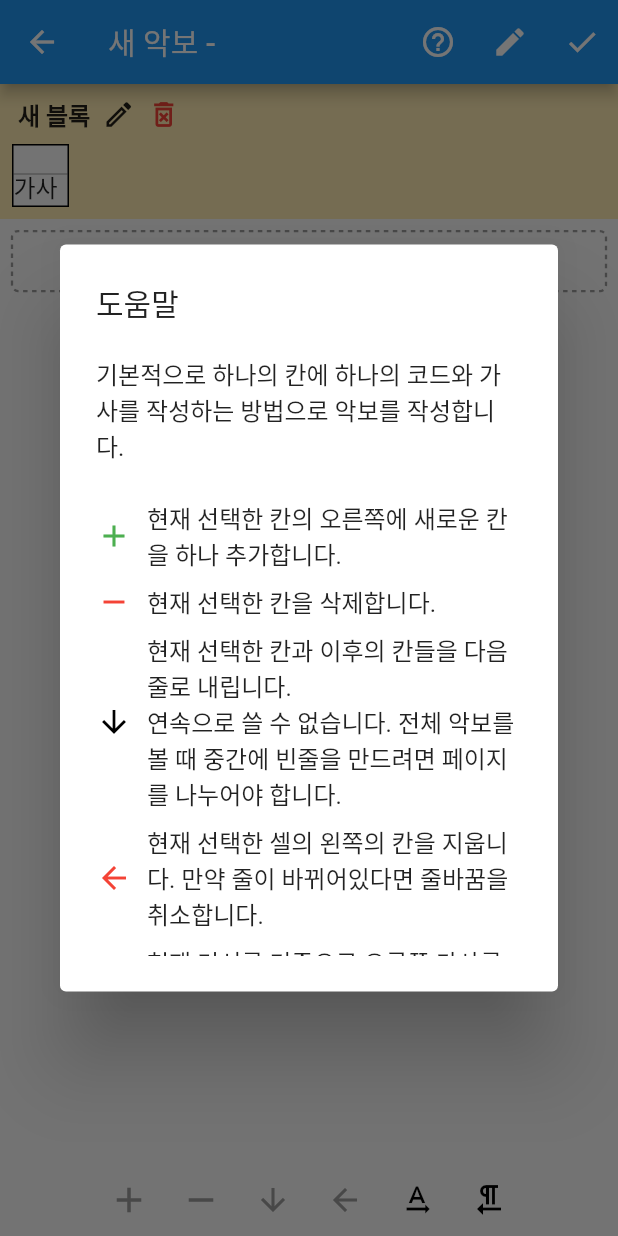
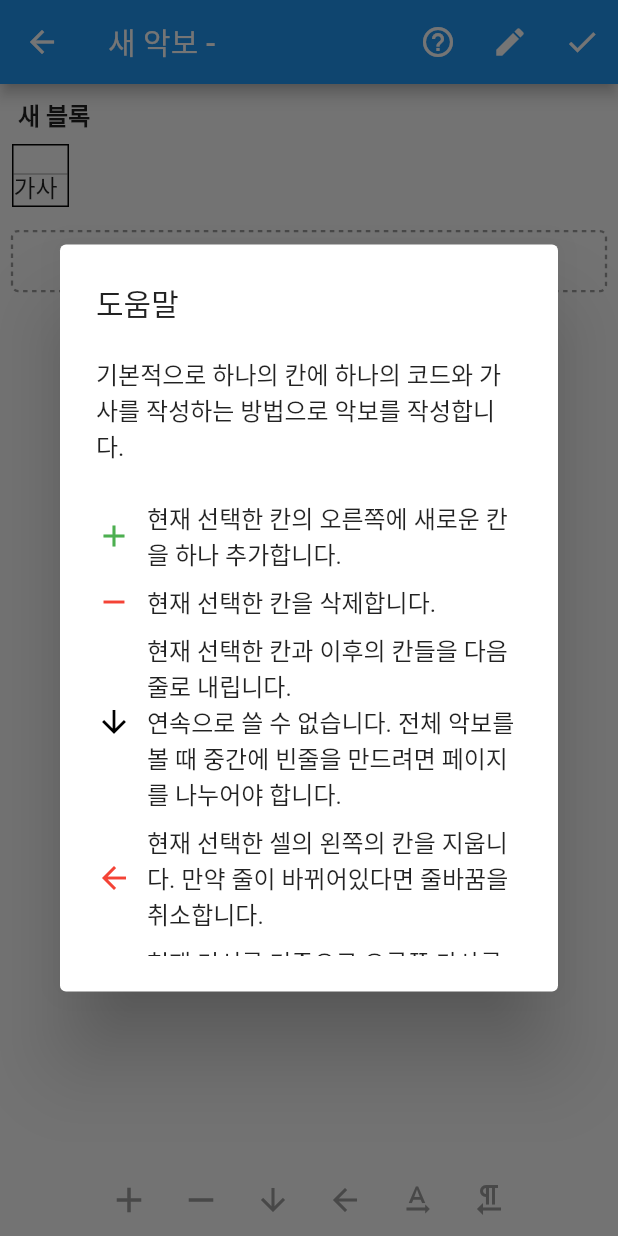
Before and after one commit to kckc0608/Chord-Everdu, a Flutter app: the SheetEditor screen opened directly with empty values, after a tap on the "help outline" icon, on a phone screen of 412 x 824 dp. Run offline on Flutter 3.47's test engine with Material 2 defaults, Android fonts, the phone set to English and light mode, and no system bars; drawn by our look-alikes of dotted_border; our stand-ins replace cloud_firestore, firebase_auth, firebase_core, google_sign_in; accounts and stored records are empty.

Commit message:
UI수정, 코드 리펙토링, 검색기능추가

```diff
--- a/lib/custom_class/chord.dart
+++ b/lib/custom_class/chord.dart
@@ -53,8 +53,8 @@ class Chord {
           chord += global.keyList[rootKey][0];
         else if (rootSharp == -1)
           chord += global.keyList[rootKey][1];
-        else
-          chord += global.keyList[rootKey][global.keyWithSharpOrFlat[songKey]]; // TODO : 각 key 별로 #/b 선택방법 (임시방편)
+        else /// 현재 키에 따라서 #, b을 적절하게 고르도록 했는데, b,# 이 둘다 가능할 경우 #을 표시하도록 하고 있음.
+          chord += global.keyList[rootKey][global.keyWithSharpOrFlat[songKey]];
       } else {
         chord += global.keyList[rootKey];
       }
@@ -85,8 +85,8 @@ class Chord {
           chord += global.keyList[baseKey][0];
         else if (baseSharp == -1)
           chord += global.keyList[baseKey][1];
-        else
-          chord += global.keyList[baseKey][global.keyWithSharpOrFlat[songKey]]; // TODO : #/b선택
+        else /// 현재 키에 따라서 #, b을 적절하게 고르도록 했는데, b,# 이 둘다 가능할 경우 #을 표시하도록 하고 있음.
+          chord += global.keyList[baseKey][global.keyWithSharpOrFlat[songKey]];
       } else {
         chord += global.keyList[baseKey];
       }
--- a/lib/custom_class/sheet.dart
+++ b/lib/custom_class/sheet.dart
@@ -4,7 +4,7 @@ import 'package:chord_everdu/custom_widget/chord_cell.dart';
 import 'package:chord_everdu/custom_widget/chord_block.dart';
 class Sheet with ChangeNotifier {
   int songKey = 0;
-  int nowBlock = 0;
+  int nowBlock = -1;
   int selectedCellIndex = -1;
 
   List<String> blockNameList = [];
@@ -31,13 +31,22 @@ class Sheet with ChangeNotifier {
     if (index >= chords[nowBlock].length || index < 0)
       throw Exception("[sheet.dart][removeCell] 인덱스 범위를 벗어났습니다. index : " + index.toString());
 
-    cellsOfBlock[nowBlock].removeAt(selectedCellIndex);
-    chords[nowBlock].removeAt(selectedCellIndex);
-    lyrics[nowBlock].removeAt(selectedCellIndex);
+    if (index == 0 || cellsOfBlock[nowBlock][index -1] is Container) {
+      if (index < cellsOfBlock[nowBlock].length-1 && cellsOfBlock[nowBlock][index+1] is Container) {
+        cellsOfBlock[nowBlock].removeAt(index+1);
+        chords[nowBlock].removeAt(index+1);
+        lyrics[nowBlock].removeAt(index+1);
+      }
+    }
+
+    cellsOfBlock[nowBlock].removeAt(index);
+    chords[nowBlock].removeAt(index);
+    lyrics[nowBlock].removeAt(index);
     notifyListeners();
   }
 
   void newLine() {
+    /// 이 조건에서는 아예 버튼이 활성화가 안되기 때문에 실행될 일이 없기는 하다.
     if (selectedCellIndex == 0) return;
     if (chords[nowBlock][selectedCellIndex - 1] == null) return;
 
@@ -128,11 +137,13 @@ class Sheet with ChangeNotifier {
     chords = [];
     lyrics = [];
     cellsOfBlock = [];
-    nowBlock = 0;
+    nowBlock = -1;
     selectedCellIndex = -1;
   }
 
   bool isLastSelection() => (selectedCellIndex == lyrics[nowBlock].length-1);
+  bool isAvailableNewLineButton() => (selectedCellIndex > 0 && chords[nowBlock][selectedCellIndex-1] != null);
+  bool isAvailableDeleteCellButton() => (selectedCellIndex > -1 && cellsOfBlock[nowBlock].length > 1);
 
   void setLyric(int index, String newLyric) {
     if (index == -1) throw Exception("selected index == -1");
--- a/lib/custom_widget/chord_block.dart
+++ b/lib/custom_widget/chord_block.dart
@@ -1,7 +1,9 @@
 import 'package:chord_everdu/custom_class/sheet.dart';
 import 'package:chord_everdu/page/sheet_editor.dart';
+import 'package:chord_everdu/environment/global.dart' as global;
 import 'package:flutter/material.dart';
 import 'package:provider/provider.dart';
+
 class ChordBlock extends StatefulWidget {
   final bool readOnly;
   const ChordBlock({
@@ -26,13 +28,9 @@ class _ChordBlockState extends State<ChordBlock> {
     /// 블럭 삭제할 때 인덱스 문제가 발생하는 것을 해결하기 위한 코드
     if (blockIndex == -1) return SizedBox.shrink();
 
-    return GestureDetector(
-      onTap: () {
-        print("Block tapped");
-      },
-      child: Container(
+    return Container(
       padding: EdgeInsets.all(8.0),
-        color: (!widget.readOnly && isSelected) ? Colors.amber.shade100 : Color(0xfffafafa),
+      color: (!widget.readOnly && isSelected) ? Colors.amber.shade100 : global.backgroundColor,
       child: Column(
         crossAxisAlignment: CrossAxisAlignment.stretch,
         children: [
@@ -41,7 +39,8 @@ class _ChordBlockState extends State<ChordBlock> {
             child: Row(
               children: [
                 Text(
-                    context.select((Sheet s) => s.blockNameList[blockIndex]),
+                  widget.readOnly ? "[" + context.read<Sheet>().blockNameList[blockIndex] + "]"
+                  : context.select((Sheet s) => s.blockNameList[blockIndex]),
                   style: TextStyle(fontSize: 16, fontWeight: FontWeight.bold),
                 ),
                 SizedBox(width: 8.0),
@@ -66,7 +65,7 @@ class _ChordBlockState extends State<ChordBlock> {
                       });
                     });
                   },
-                    child: Icon(Icons.edit_outlined, size: 22),
+                  child: Icon(Icons.edit_outlined, size: 20),
                 ) : SizedBox.shrink(),
                 SizedBox(width: 8.0),
                 (isSelected && !widget.readOnly) ?
@@ -89,19 +88,19 @@ class _ChordBlockState extends State<ChordBlock> {
                       );
                     });
                   },
-                    child: Icon(Icons.delete_forever_outlined, size: 22, color: Colors.red),
+                  child: Icon(Icons.delete_forever_outlined, size: 20, color: Colors.red),
                 ) : SizedBox.shrink(),
               ],
             ),
           ),
           Wrap(
-              // TODO: 왜 인지 갱신이 안되는 문제가 있음
+            // TODO: block 자체에 대해 select를 하면 갱신이 안되는 문제가 있음
+            //       블록 갱신에 대한 조건을 달아주어야 할 것 같음.
             //children: context.select((Sheet s) => s.cellsOfBlock[blockIndex]),
             children: context.watch<Sheet>().cellsOfBlock[blockIndex],
           ),
         ],
       ),
-      ),
     );
   }
 }
--- a/lib/custom_widget/chord_cell.dart
+++ b/lib/custom_widget/chord_cell.dart
@@ -2,6 +2,7 @@ import 'dart:async';
 
 import 'package:chord_everdu/page/sheet_editor.dart';
 import 'package:chord_everdu/custom_class/sheet.dart';
+import 'package:chord_everdu/environment/global.dart' as global;
 import '../custom_class/chord.dart';
 import 'package:flutter/material.dart';
 import 'package:flutter/rendering.dart';
@@ -34,31 +35,19 @@ class _ChordCellState extends State<ChordCell>
     int blockIndex = context.select((Sheet s) => s.getBlockIndexOfCell(widget));
     int cellIndex = context.select((Sheet s) => s.getIndexOfCell(widget, pageIndex: blockIndex));
     print("build called cell of " + cellIndex.toString() + " from block " + blockIndex.toString());
-    print(context.read<Sheet>().selectedCellIndex);
 
-    // 현재 줄 넘김시 사이에 컨테이너를 끼어도
-
-    if (cellIndex > -1) { /// 새로 페이지를 추가하면, 페이지를 추가할 때 생성해서 넣는 코드셀은 아직 sheet 없어서 cellIndex = -1 이 나옴.
-
+    /// 새로 페이지를 추가하면, 페이지를 추가할 때 생성해서 넣는 코드셀은
+    /// 아직 sheet 가 없어서 cellIndex = -1 이 나옴.
+    if (cellIndex > -1) {
       /// selector는 객체의 변경을 기준으로 빌드를 호출한다.
       /// chord에 selector를 달면, chord의 속성이 변해도 빌드되지 않는다. chord라는 객체는 바뀌지 않았기 때문.
       /// chord의 속성값 자체에 selector를 달아야 빌드가 된다. int든 string 이든 속성값 '객체'가 변화했으므로.
       /// 해결책은 2가지가 있는데, 첫번째는 속성값이 변할 때마다 코드 객체를 갈아 치우는 것
       /// 두번째는 ""속성값마다 셀렉터를 달아주는 것""이다.
-
-      context.select((Sheet s) => s.chords[blockIndex][cellIndex]!.root);
-      context.select((Sheet s) => s.chords[blockIndex][cellIndex]!.rootSharp);
-      context.select((Sheet s) => s.chords[blockIndex][cellIndex]!.rootTension);
-      context.select((Sheet s) => s.chords[blockIndex][cellIndex]!.minor);
-      context.select((Sheet s) => s.chords[blockIndex][cellIndex]!.minorTension);
-      context.select((Sheet s) => s.chords[blockIndex][cellIndex]!.major);
-      context.select((Sheet s) => s.chords[blockIndex][cellIndex]!.majorTension);
-      context.select((Sheet s) => s.chords[blockIndex][cellIndex]!.tensionSharp);
-      context.select((Sheet s) => s.chords[blockIndex][cellIndex]!.tension);
-      context.select((Sheet s) => s.chords[blockIndex][cellIndex]!.asda);
-      context.select((Sheet s) => s.chords[blockIndex][cellIndex]!.asdaTension);
-      context.select((Sheet s) => s.chords[blockIndex][cellIndex]!.base);
-      context.select((Sheet s) => s.chords[blockIndex][cellIndex]!.baseSharp);
+      /// 그런데 모든 속성값을 일일히 체크하기는 귀찮으니, 그냥 toStringChord 변환값을 확인한다.
+      if (!widget.readOnly) {
+        context.select((Sheet s) => s.chords[blockIndex][cellIndex]!.toStringChord());
+      }
 
       chord = context.select((Sheet s) => s.chords[blockIndex][cellIndex]!);
       songKey = context.select((Sheet s) => s.songKey);
@@ -71,8 +60,9 @@ class _ChordCellState extends State<ChordCell>
     }
 
     return Container(
+      padding: widget.readOnly ? EdgeInsets.symmetric(vertical: 4.0) : EdgeInsets.zero,
       decoration: BoxDecoration(
-        color: isSelected ? Colors.amberAccent : Color(0xfffafafa),
+        color: isSelected ? Colors.amberAccent : global.backgroundColor,
         border: (!widget.readOnly) ? Border.all() : null,
       ),
       child: Focus(
@@ -85,7 +75,8 @@ class _ChordCellState extends State<ChordCell>
               context.read<Sheet>().setStateOfSheet();
               print("now focus index : " + context.read<Sheet>().selectedCellIndex.toString());
             }
-            else { // 포커스가 꺼졌을 때, 현재 가사를 저장
+            else {
+              /// 포커스가 꺼졌을 때, 현재 가사를 저장
               context.read<Sheet>().lyrics[blockIndex][cellIndex] = lyricController.text;
             }
           });
@@ -101,8 +92,8 @@ class _ChordCellState extends State<ChordCell>
               child: IntrinsicWidth(
                 child: TextField(
                   onTap: (!widget.readOnly) ? () {
-                    /// 가사를 입력하던 중, 코드를 입력하면 잠시동안 시스템키보드와 코드키보드가 같이 나타나면서
-                    /// 스크롤이 밀리는 현상을 방지하기 위해 타이머 설정
+                    /// 가사를 입력하고나서 코드를 입력하면, 잠시동안 시스템키보드와 코드키보드가 같이 나타나면서
+                    /// 스크롤이 밀리는 현상을 방지하기 위해, 시스템 키보드가 사라지는 시간을 기다리는 타이머 설정
                     Timer(Duration(milliseconds: 80), () {
                       parent!.setState(() {
                         parent.isChordInput = true;
@@ -123,7 +114,8 @@ class _ChordCellState extends State<ChordCell>
             ),
             ConstrainedBox(
               constraints: BoxConstraints(
-                minWidth: (widget.readOnly) ? 1.0 : 36.0,
+                /// 빈 칸일 때 최소 너비
+                minWidth: (widget.readOnly) ? 16.0 : 36.0,
               ),
               child: IntrinsicWidth(
                 child: TextField(
--- a/lib/custom_widget/chord_input_keyboard.dart
+++ b/lib/custom_widget/chord_input_keyboard.dart
@@ -54,8 +54,6 @@ class _ChordKeyboardState extends State<ChordKeyboard> {
 
     // TODO : 현재 코드 조합에 따라 now Input 설정
     setButton();
-
-    print("keyboad builder Called");
     print("Now Input is " + nowInput.toString());
 
     return Container(
@@ -294,7 +292,6 @@ class _ChordKeyboardState extends State<ChordKeyboard> {
                 }, type: ChordKeyboard.typeASDA)
               : buildToggleButton([global.tensionList[7]], _numberSelection[7],
                   (_) {
-                print("7 코드 터치 - asda텐션 외");
                   setState(() {
                     _numberSelection[7][0] = !_numberSelection[7][0];
                     if (_numberSelection[7][0]) {
@@ -530,7 +527,6 @@ class _ChordKeyboardState extends State<ChordKeyboard> {
       padding: const EdgeInsets.fromLTRB(0, 0, 0, 0),
       child: TextButton(
         onPressed: onPressed ?? () {
-          print("recent Button tapped");
           chord.setByMap(touchChord!.toMap());
           context.read<Sheet>().setStateOfSheet();
         },
--- a/lib/environment/global.dart
+++ b/lib/environment/global.dart
@@ -1,4 +1,5 @@
 import 'package:chord_everdu/custom_class/chord.dart';
+import 'package:flutter/material.dart';
 List<dynamic> keyList = const ["C", ["C#", "Db"], "D", ["D#", "Eb"], "E", "F", ["F#", "Gb"], "G", ["G#", "Ab"], "A", ["A#", "Bb"], "B"];
 List<int> keyWithSharpOrFlat = const [0, 0, 0, 1, 0, 1, 0, 0, 1, 0, 1, 0];
 List<String> tensionList = const ['2', '4', '5', '6', '9', '11', '13', '7'];
@@ -13,3 +14,5 @@ class NowInput {
   static const String major = "major";
   static const String tension = "tension";
 }
+
+const backgroundColor = const Color(0xfffafafa);
```
Also changed, not shown: lib/page/search_sheet.dart (+60 -17 lines), lib/page/sheet_editor.dart (+18 -42 lines). Lines whose indentation alone changed are shown as unchanged.
